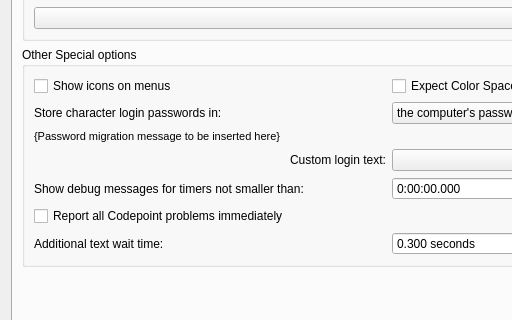
Mudlet/Mudlet, file src/ui/profile_preferences.ui: the form before one commit; both pictures show x 0 to 512 and y 273 to 593 of the 777 by 761 pixel window.
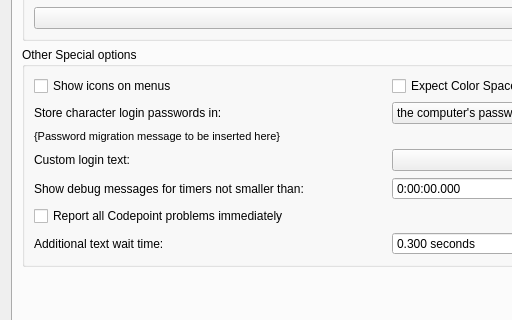
The form after the commit. The open tabs and pages were chosen to show the change. Icons and pictures are not drawn. Custom widgets are drawn as their Qt base class.

Commit message:
Revise: reset to use normal alignment for control label
I.e. Left rather than right in most Styles.

Patch:
```diff
--- a/src/ui/profile_preferences.ui
+++ b/src/ui/profile_preferences.ui
@@ -3513,7 +3513,7 @@
             </property>
            </widget>
           </item>
-          <item row="3" column="0" alignment="Qt::AlignRight">
+          <item row="3" column="0">
            <widget class="QLabel" name="label_customLoginText">
             <property name="text">
              <string>Custom login text:</string>
```
